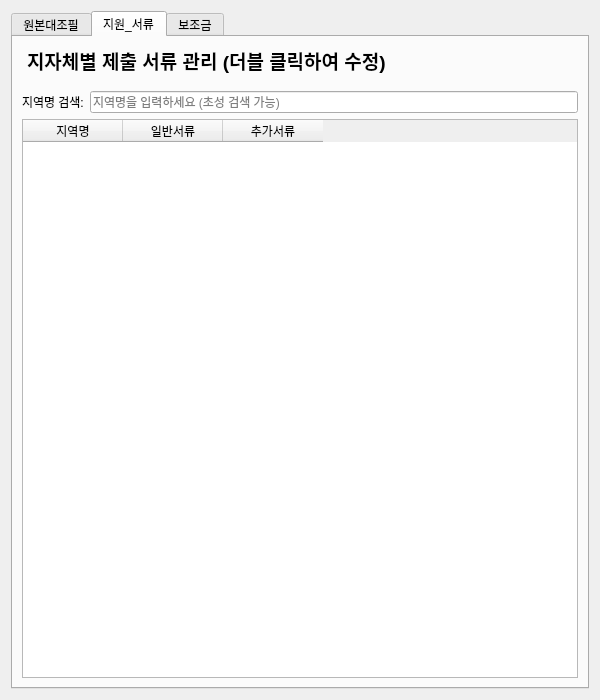
Old version of the form ui/region_manager.ui in the repository Glen-Lee-glitch/new_viewer.
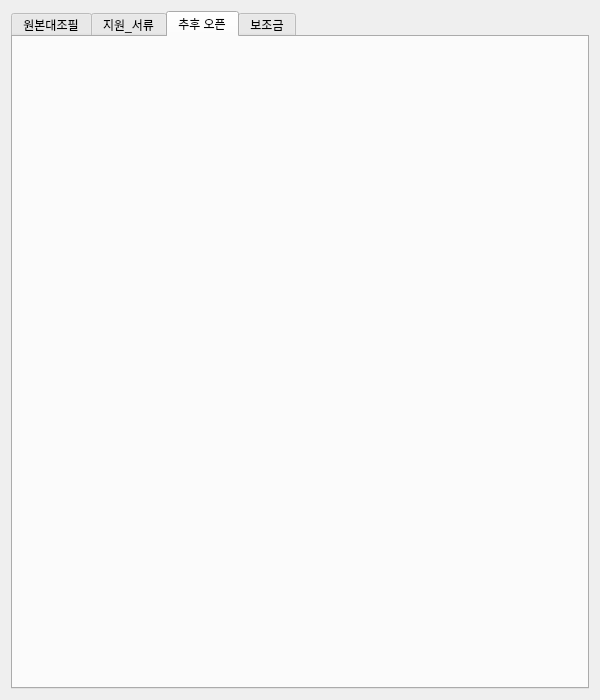
New version of the form. The open tabs and pages were chosen to show the change.

```diff
--- a/ui/region_manager.ui
+++ b/ui/region_manager.ui
@@ -163,6 +163,12 @@
        </item>
       </layout>
      </widget>
+     <widget class="QWidget" name="tab_after_open">
+      <attribute name="title">
+       <string>추후 오픈</string>
+      </attribute>
+      <layout class="QVBoxLayout" name="after_open_layout"/>
+     </widget>
      <widget class="QWidget" name="tab_2">
       <attribute name="title">
        <string>보조금</string>
```
